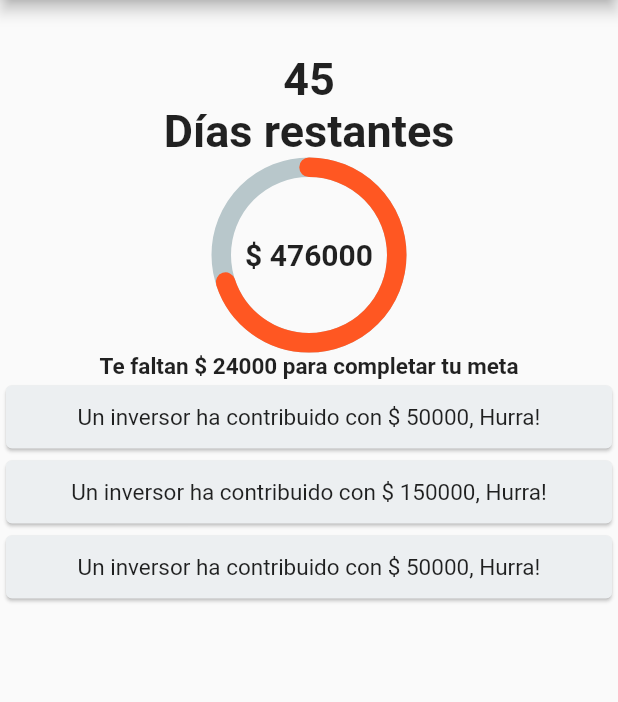
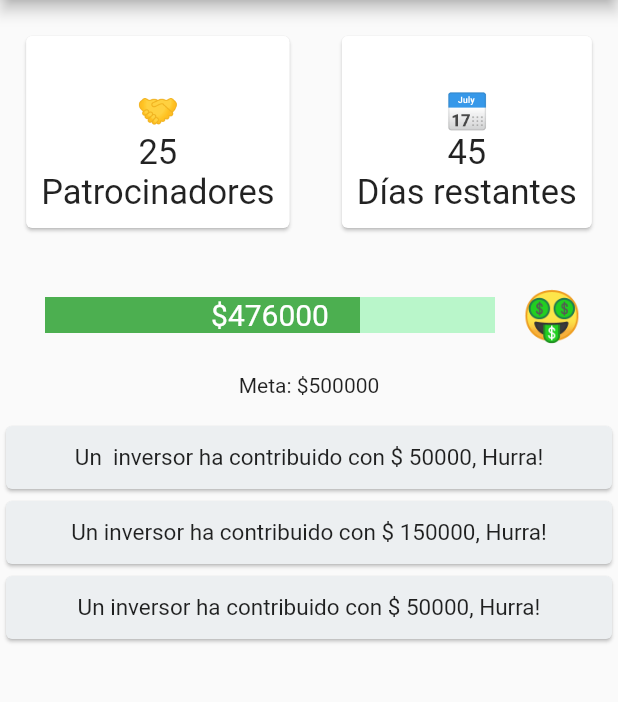
Before and after one commit to mateo-a/HelpMePay, a Flutter app: the ProgressBorrower screen opened by its route, on a phone screen of 412 x 824 dp, the part 84-786 px from its top. Run offline on Flutter 3.47's test engine with Material 2 defaults, Android fonts, the phone set to English and light mode, and no system bars; drawn by our look-alikes of percent_indicator; our stand-ins replace charts_flutter, rxdart, shared_preferences; accounts and stored records are empty; network calls fail; statements that could not run were skipped.

Commit message:
update: changed layout to present information about progress of the loan

```diff
--- a/lib/pages/progress_borrower.dart
+++ b/lib/pages/progress_borrower.dart
@@ -19,37 +19,63 @@ class _ProgressBorrowerState extends State<ProgressBorrower> {
           title: Text("Recaudo de fondos"),
         ),
         body: Center(
-        child: ListView(
+          child: Column(
             children: <Widget>[
-            CircularPercentIndicator(
-              header: Text(
-                "\n45\nDías restantes",
+              SizedBox(height: 20),
+              Row(
+                mainAxisAlignment: MainAxisAlignment.spaceAround,
+                children: [
+                  Card(
+                    child: Padding(
+                      padding: EdgeInsets.all(10),
+                      child: Text(
+                        "\n🤝\n25\nPatrocinadores",
                         textAlign: TextAlign.center,
-                style: TextStyle(fontWeight: FontWeight.bold, fontSize: 30.0),
+                        style: TextStyle(fontSize: 23.0),
                       ),
-              radius: 130.0,
-              lineWidth: 13.0,
+                    ),
+                  ),
+                  Card(
+                    child: Padding(
+                      padding: EdgeInsets.all(10),
+                      child: Text(
+                        "\n📅\n45\nDías restantes",
+                        textAlign: TextAlign.center,
+                        style: TextStyle(fontSize: 23.0),
+                      ),
+                    ),
+                  ),
+                ],
+              ),
+              SizedBox(height: 15),
+              Padding(
+                padding: EdgeInsets.all(20),
+                child: LinearPercentIndicator(
+                  lineHeight: 24.0,
+                  width: 320.0,
                   animation: true,
+                  trailing: new Text(" 🤑", style: TextStyle(fontSize: 32)),
                   percent: 0.7,
                   animateFromLastPercent: true,
                   center: Text(
-                "\u0024 476000",
-                style: TextStyle(fontWeight: FontWeight.bold, fontSize: 20.0),
+                    "\u0024476000",
+                    style: TextStyle(fontSize: 20.0, color: Colors.white),
                   ),
-              footer: Text(
-                "Te faltan \u0024 24000 para completar tu meta",
-                style: TextStyle(fontWeight: FontWeight.bold, fontSize: 15.0),
+                  progressColor: Colors.green[500],
+                  backgroundColor: Colors.greenAccent[100],
                 ),
-              circularStrokeCap: CircularStrokeCap.round,
-              progressColor: Colors.deepOrange,
               ),
+              Center(
+                child: Text("Meta: \u0024500000"),
+              ),
+              SizedBox(height: 15),
               Container(
                 height: 50,
                 child: Card(
                   color: Colors.blueGrey[50],
                   child: const Center(
                     child: Text(
-                    "Un inversor ha contribuido con \u0024 50000, Hurra!",
+                      "Un  inversor ha contribuido con \u0024 50000, Hurra!",
                       textAlign: TextAlign.justify,
                       style: TextStyle(fontSize: 15.0),
                     ),
@@ -84,7 +110,6 @@ class _ProgressBorrowerState extends State<ProgressBorrower> {
               ),
             ],
           ),
-      ),
-    );
+        ));
   }
 }
```
Lines whose indentation alone changed are shown as unchanged.
